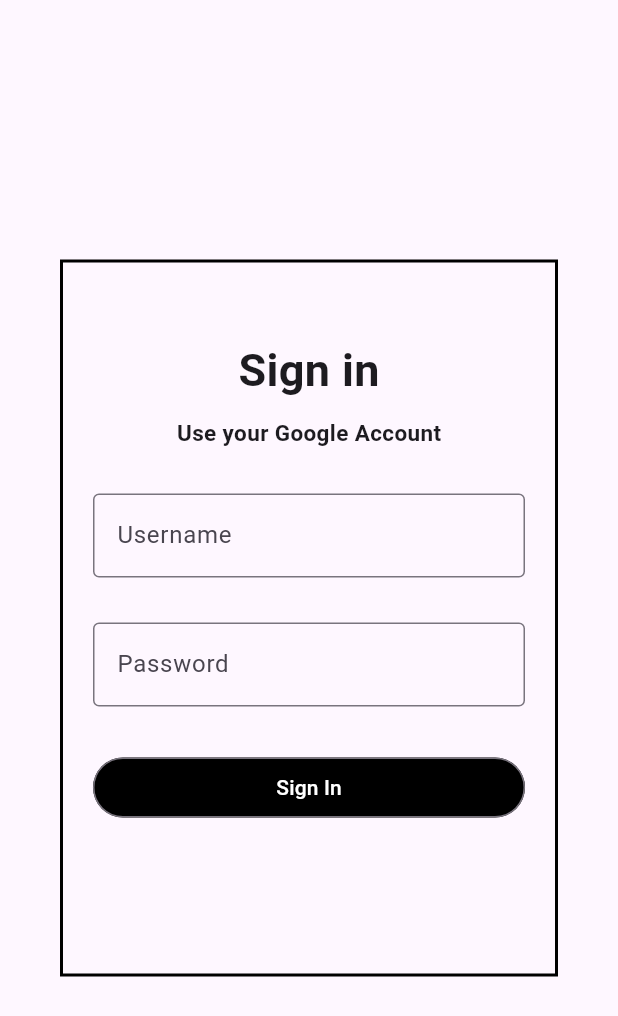
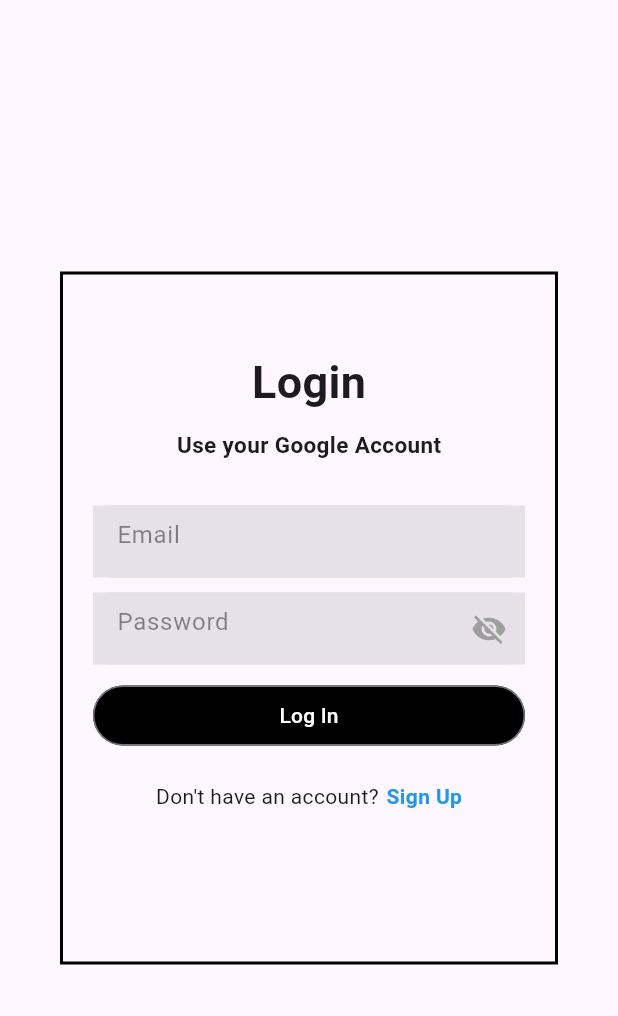
Before and after one commit to IcySoftware415/icygg, a Flutter app: the screen it shows after launch, on a phone screen of 412 x 824 dp. Shown: the top 1016 px of the screen. Run offline on Flutter 3.47's test engine with Material 3 defaults, Android fonts, the phone set to English and light mode, and no system bars; our stand-ins replace firebase_auth, firebase_core; accounts and stored records are empty.

Commit message:
Implemented Firebase for Sign Up and Log In

```diff
--- /dev/null
+++ b/lib/features/user_auth/firebase_auth_implementation/firebase_auth_services.dart
@@ -0,0 +1,30 @@
+
+
+import 'package:firebase_auth/firebase_auth.dart';
+
+class FirebaseAuthServices{
+
+  final FirebaseAuth _auth = FirebaseAuth.instance;
+
+  Future<User?> signUpWithEmailAndPassword(String email, String password) async {
+    try {
+      UserCredential credential = await _auth.createUserWithEmailAndPassword(
+          email: email, password: password);
+      return credential.user;
+    } catch (e){
+      print('Some error occured with signup');
+    }
+    return null;
+  }
+
+  Future<User?> signInWithEmailAndPassword(String email, String password) async {
+    try {
+      UserCredential credential = await _auth.signInWithEmailAndPassword(
+          email: email, password: password);
+      return credential.user;
+    } catch (e){
+      print('Some error occured');
+    }
+    return null;
+  }
+}
--- /dev/null
+++ b/lib/features/user_auth/presentation/pages/login_page.dart
@@ -0,0 +1,127 @@
+import 'package:beta_project/features/user_auth/presentation/pages/sign_up_page.dart';
+import 'package:beta_project/features/user_auth/presentation/widgets/form_container_widget.dart';
+import 'package:firebase_auth/firebase_auth.dart';
+import 'package:flutter/material.dart';
+
+import '../../firebase_auth_implementation/firebase_auth_services.dart';
+import 'home_page.dart';
+
+class LoginPage extends StatefulWidget{
+  const LoginPage({super.key});
+
+  @override
+  State<LoginPage> createState() => _LoginPageState();
+}
+
+class _LoginPageState extends State<LoginPage> {
+
+  final FirebaseAuthServices _auth = FirebaseAuthServices();
+
+  final TextEditingController _usernameController = TextEditingController();
+  final TextEditingController _emailController = TextEditingController();
+  final TextEditingController _passwordController = TextEditingController();
+
+  @override
+  void dispose() {
+    _passwordController.dispose();
+    _emailController.dispose();
+    _usernameController.dispose();
+    super.dispose();
+  }
+
+  @override
+  Widget build(BuildContext context) {
+    return Scaffold(
+      body: Center(
+        child: Container(
+          padding: const EdgeInsets.fromLTRB(20, 50, 20, 100),
+          decoration: BoxDecoration(
+            border: Border.all(width: 2),
+          ),
+          margin: const EdgeInsets.all(40),
+          child: buildSignInForm(context),
+        ),
+      ),
+    );
+  }
+
+  Widget buildSignInForm(BuildContext context) {
+    return Column(
+      mainAxisSize: MainAxisSize.min,
+      crossAxisAlignment: CrossAxisAlignment.stretch, // Use stretch for horizontal alignment
+      children: [
+        buildHeader(),
+        const SizedBox(height: 30),
+        FormContainerWidget(
+          hintText: 'Email',
+          isPasswordField: false,
+          controller: _emailController,
+        ),
+        const SizedBox(height: 10),
+        FormContainerWidget(
+          hintText: 'Password',
+          isPasswordField: true,
+          controller: _passwordController,
+        ),
+        const SizedBox(height: 10),
+        OutlinedButton(
+          onPressed: _logIn,
+          style: OutlinedButton.styleFrom(
+            backgroundColor: Colors.black,
+            foregroundColor: Colors.white,
+          ),
+          child: const Text('Log In'),
+        ),
+        const SizedBox(height: 20),
+        Row(
+          mainAxisAlignment: MainAxisAlignment.center,
+          children: [
+            const Text("Don't have an account?"),
+            const SizedBox(width: 5,),
+            GestureDetector(
+              onTap: (){
+                Navigator.pushAndRemoveUntil(context, MaterialPageRoute(builder: (context) => const SignUpPage()), (route) => false);
+              },
+              child: const Text('Sign Up',
+                style: TextStyle(
+                  color: Colors.blue,
+                  fontWeight: FontWeight.bold,
+                ),
+              ),
+            ),
+          ],
+        ),
+      ],
+    );
+  }
+
+  Widget buildHeader() {
+    return const Column(
+      children: [
+        Text(
+          'Login',
+          style: TextStyle(fontSize: 30, fontWeight: FontWeight.bold),
+        ),
+        SizedBox(height: 10),
+        Text(
+          'Use your Google Account',
+          style: TextStyle(fontSize: 15, fontWeight: FontWeight.bold),
+        ),
+      ],
+    );
+  }
+
+  void _logIn() async {
+    String email = _emailController.text;
+    String password = _passwordController.text;
+
+    User? user = await _auth.signInWithEmailAndPassword(email, password);
+
+    if(user != null){
+      print('User is succesfully signed in');
+      Navigator.pushAndRemoveUntil(context, MaterialPageRoute(builder: (context) => HomePage()), (route) => false);
+    } else{
+      print("Some error occured");
+    }
+  }
+}
--- /dev/null
+++ b/lib/features/user_auth/presentation/widgets/form_container_widget.dart
@@ -0,0 +1,66 @@
+import 'package:flutter/material.dart';
+
+class FormContainerWidget extends StatefulWidget{
+
+  final TextEditingController? controller;
+  final Key? fieldKey;
+  final bool? isPasswordField;
+  final String? hintText;
+  final String? labelText;
+  final String? helperText;
+  final FormFieldSetter<String>? onSaved;
+  final FormFieldValidator<String>? validator;
+  final ValueChanged<String>? onFieldSubmitted;
+  final TextInputType? inputType;
+
+  const FormContainerWidget({super.key, this.controller, this.fieldKey, this.isPasswordField, this.hintText, this.labelText, this.helperText, this.onSaved, this.validator, this.onFieldSubmitted, this.inputType});
+
+  @override
+  State<FormContainerWidget> createState() => _FormContainerWidgetState();
+
+}
+
+class _FormContainerWidgetState extends State<FormContainerWidget>{
+
+  bool _obscureText = true;
+
+  @override
+  Widget build(BuildContext context) {
+    return Container(
+      width: double.infinity,
+      decoration: BoxDecoration(
+        color: Colors.grey.withOpacity(.35),
+        borderRadius: BorderRadius.circular(10),
+      ),
+      child: new TextFormField(
+        style: const TextStyle(color: Colors.blue),
+        controller: widget.controller,
+        keyboardType: widget.inputType,
+        key: widget.fieldKey,
+        obscureText: widget.isPasswordField == true ? _obscureText : false,
+        onSaved: widget.onSaved,
+        validator: widget.validator,
+        onFieldSubmitted: widget.onFieldSubmitted,
+        decoration: InputDecoration(
+          border: InputBorder.none,
+          filled: true,
+          hintText: widget.hintText,
+          hintStyle: const TextStyle(color: Colors.black45),
+          suffixIcon: GestureDetector(
+            onTap: (){
+              setState(() {
+                _obscureText = !_obscureText;
+              });
+            },
+            child: widget.isPasswordField == true? Icon(_obscureText ? Icons.visibility_off : Icons.visibility, color: _obscureText == false ? Colors.blue : Colors.grey,) : const Text(''),
+          ),
+        ),
+
+      ),
+    );
+  }
+
+
+
+
+}
--- a/lib/login/login_main.dart
+++ /dev/null
@@ -1,72 +0,0 @@
-import 'package:flutter/material.dart';
-
-class LoginMain extends StatelessWidget{
-  const LoginMain({super.key});
-
-
-  @override
-  Widget build(BuildContext context) {
-    return Center(
-      child: Container(
-        padding: const EdgeInsets.fromLTRB(20, 50, 20, 100),
-        decoration: BoxDecoration(
-          border: Border.all(width: 2),
-        ),
-        margin: const EdgeInsets.all(40),
-        child: buildSignInForm(),
-      ),
-    );
-  }
-
-  Widget buildSignInForm() {
-    return Column(
-      mainAxisSize: MainAxisSize.min,
-      crossAxisAlignment: CrossAxisAlignment.stretch, // Use stretch for horizontal alignment
-      children: [
-        buildHeader(),
-        const SizedBox(height: 30),
-        buildTextField('Username'),
-        const SizedBox(height: 30),
-        buildTextField('Password'),
-        const SizedBox(height: 30),
-        buildSignInButton(),
-      ],
-    );
-  }
-
-  Widget buildHeader() {
-    return const Column(
-      children: [
-        Text(
-          'Sign in',
-          style: TextStyle(fontSize: 30, fontWeight: FontWeight.bold),
-        ),
-        SizedBox(height: 10),
-        Text(
-          'Use your Google Account',
-          style: TextStyle(fontSize: 15, fontWeight: FontWeight.bold),
-        ),
-      ],
-    );
-  }
-
-  Widget buildTextField(String hintText) {
-    return TextField(
-      decoration: InputDecoration(
-        border: const OutlineInputBorder(),
-        hintText: hintText,
-      ),
-    );
-  }
-
-  Widget buildSignInButton() {
-    return OutlinedButton(
-      onPressed: () {},
-      style: OutlinedButton.styleFrom(
-        backgroundColor: Colors.black,
-        foregroundColor: Colors.white,
-      ),
-      child: const Text('Sign In'),
-    );
-  }
-}
--- a/lib/main.dart
+++ b/lib/main.dart
@@ -1,20 +1,27 @@
-import 'package:beta_project/login/login_main.dart';
 import 'package:flutter/material.dart';
+import 'package:firebase_core/firebase_core.dart';
 
-void main() {
+import 'features/app/splash_screen/splash_screen.dart';
+import 'features/user_auth/presentation/pages/login_page.dart';
+import 'firebase_options.dart';
+
+Future<void> main() async {
+  WidgetsFlutterBinding.ensureInitialized();
+  await Firebase.initializeApp(options: DefaultFirebaseOptions.currentPlatform);
   runApp(const MyApp());
 }
 
 class MyApp extends StatelessWidget {
   const MyApp({super.key});
 
+  // This widget is the root of your application.
   @override
   Widget build(BuildContext context) {
     return const MaterialApp(
-      home: Scaffold(
-        body: SafeArea(
-          child: LoginMain(),
-        ),
+      debugShowCheckedModeBanner: false,
+      title: 'Beta Project',
+      home: SplashScreen(
+        child: LoginPage(),
       ),
     );
   }
--- a/pubspec.yaml
+++ b/pubspec.yaml
@@ -35,6 +35,10 @@
   # The following adds the Cupertino Icons font to your application.
   # Use with the CupertinoIcons class for iOS style icons.
   cupertino_icons: ^1.0.6
+  firebase_core: ^2.31.1
+  cloud_firestore: ^4.17.4
+  firebase_auth: ^4.19.6
+  firebase_storage: ^11.7.6
 
 dev_dependencies:
   flutter_test:
```
Also changed, not shown: lib/features/app/splash_screen/splash_screen.dart (added, +40 -0 lines), lib/features/user_auth/presentation/pages/home_page.dart (added, +39 -0 lines), lib/features/user_auth/presentation/pages/sign_up_page.dart (added, +125 -0 lines), firebase.json (added), lib/firebase_options.dart (added), pubspec.lock, 18 other files.
